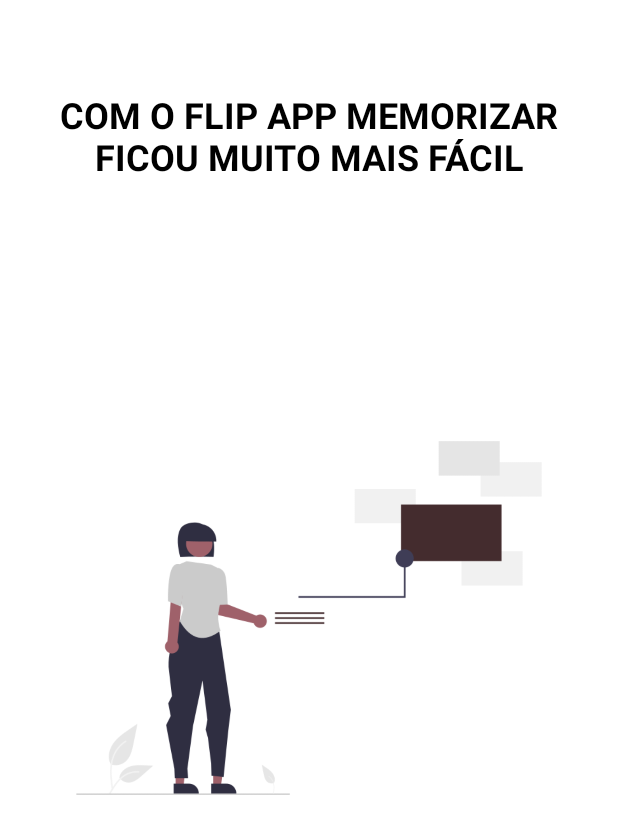
After one commit to devvailonge/flip, an Android app: the layout item_onboarding.xml on its own in the app's theme, with its tools: preview values and no code run, on a phone screen of 412 x 824 dp. The commit adds this screen. Shown: the top 834 px of the screen. Run offline under Robolectric (Android 15) with nearby library versions, the phone set to English and light mode, and no system bars.

Commit message:
Onboarding

```diff
--- a/app/build.gradle
+++ b/app/build.gradle
@@ -51,7 +51,8 @@
     androidTestImplementation 'androidx.test.ext:junit:1.1.2'
     androidTestImplementation 'androidx.test.espresso:espresso-core:3.3.0'
 
-    implementation 'me.relex:circleindicator:1.2.1@aar'
+    implementation 'me.relex:circleindicator:2.1.6'
+    implementation "androidx.viewpager2:viewpager2:1.0.0"
 
     //Kotlin Coroutines
     def coroutines_android_version = "1.4.2"
--- /dev/null
+++ b/app/src/main/res/layout/item_onboarding.xml
@@ -0,0 +1,34 @@
+<?xml version="1.0" encoding="utf-8"?>
+<androidx.constraintlayout.widget.ConstraintLayout xmlns:android="http://schemas.android.com/apk/res/android"
+    xmlns:app="http://schemas.android.com/apk/res-auto"
+    android:layout_width="match_parent"
+    android:layout_height="match_parent"
+    xmlns:tools="http://schemas.android.com/tools">
+
+    <TextView
+        android:id="@+id/title"
+        android:layout_width="0dp"
+        android:layout_height="wrap_content"
+        android:layout_marginStart="16dp"
+        android:layout_marginTop="60dp"
+        android:layout_marginEnd="16dp"
+        android:textAlignment="center"
+        android:textColor="@color/black"
+        android:textSize="24sp"
+        android:textStyle="bold"
+        app:layout_constraintEnd_toEndOf="parent"
+        app:layout_constraintStart_toStartOf="parent"
+        app:layout_constraintTop_toTopOf="parent"
+        tools:text="COM O FLIP APP MEMORIZAR FICOU MUITO MAIS FÁCIL" />
+
+    <ImageView
+        android:id="@+id/image"
+        android:layout_width="match_parent"
+        android:layout_height="wrap_content"
+        app:layout_constraintBottom_toBottomOf="parent"
+        app:layout_constraintEnd_toEndOf="parent"
+        app:layout_constraintStart_toStartOf="parent"
+        app:layout_constraintTop_toTopOf="parent"
+        tools:src="@drawable/ic_onboarding_one" />
+
+</androidx.constraintlayout.widget.ConstraintLayout>
--- a/app/src/main/res/values-night/themes.xml
+++ /dev/null
@@ -1,16 +0,0 @@
-<resources xmlns:tools="http://schemas.android.com/tools">
-    <!-- Base application theme. -->
-    <style name="Theme.Flip" parent="Theme.MaterialComponents.DayNight.NoActionBar">
-        <!-- Primary brand color. -->
-        <item name="colorPrimary">@color/purple_200</item>
-        <item name="colorPrimaryVariant">@color/purple_700</item>
-        <item name="colorOnPrimary">@color/black</item>
-        <!-- Secondary brand color. -->
-        <item name="colorSecondary">@color/teal_200</item>
-        <item name="colorSecondaryVariant">@color/teal_200</item>
-        <item name="colorOnSecondary">@color/black</item>
-        <!-- Status bar color. -->
-        <item name="android:statusBarColor" tools:targetApi="l">?attr/colorPrimaryVariant</item>
-        <!-- Customize your theme here. -->
-    </style>
-</resources>
--- a/app/src/main/res/values/strings.xml
+++ b/app/src/main/res/values/strings.xml
@@ -3,4 +3,8 @@
     <string name="category_error">Algo deu errado</string>
     <!-- TODO: Remove or change this placeholder text -->
     <string name="hello_blank_fragment">Hello blank fragment</string>
+    <string name="onboarding_step_one">COM O FLIP APP MEMORIZAR FICOU MUITO MAIS FÁCIL</string>
+    <string name="onboarding_step_two">CRIE QUANTOS CARDS QUISER!</string>
+    <string name="onboarding_step_three">COMPLETE SEUS OBJETIVOS!</string>
+
 </resources>
```
Also changed, not shown: app/src/main/AndroidManifest.xml (+11 -4 lines), app/src/main/java/com/devvailonge/flip/OnboardingOneFragment.kt (deleted, +0 -18 lines), app/src/main/java/com/devvailonge/flip/features/onboarding/OnboardingActivity.kt (added, +45 -0 lines), app/src/main/java/com/devvailonge/flip/features/onboarding/OnboardingViewPagerAdapter.kt (added, +36 -0 lines), app/src/main/res/layout/activity_onboarding.xml (added, +49 -0 lines), app/src/main/res/layout/fragment_onboarding_one.xml (deleted, +0 -10 lines).
